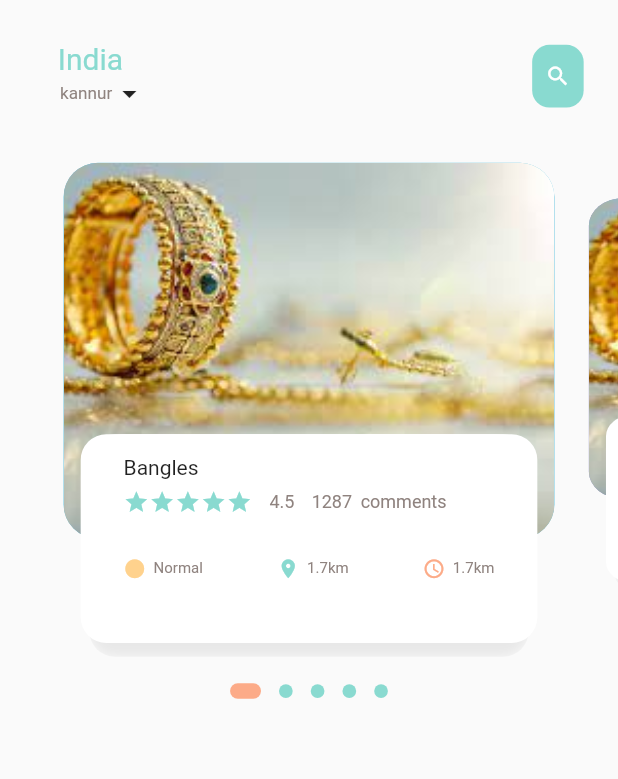
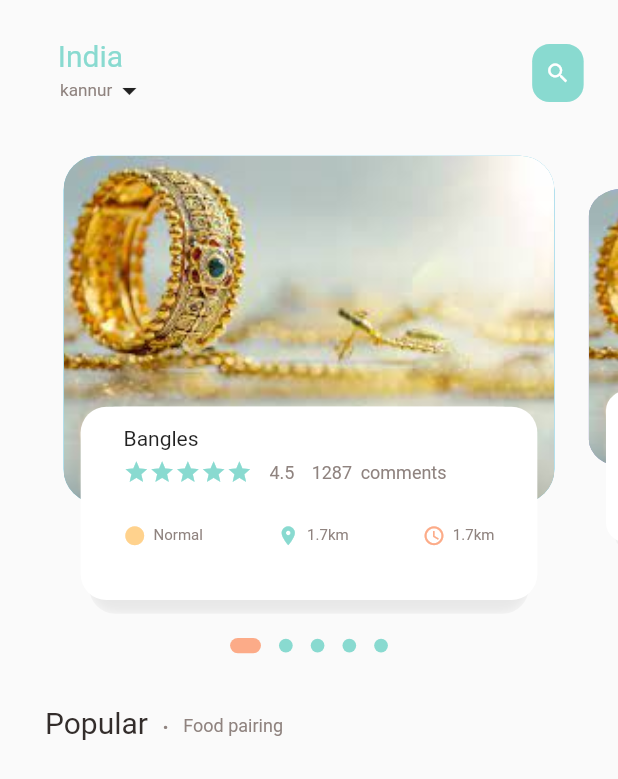
Before and after one commit to shisaj/ecommerce-new, a Flutter app: the screen it shows after launch, on a phone screen of 412 x 824 dp. Shown: the top 779 px of the screen. Run offline on Flutter 3.47's test engine with Material 2 defaults, Android fonts, the light colour scheme and no system bars; drawn by our look-alikes of dots_indicator; our stand-ins replace flutter_screenutil.

Commit message:
poplar added

```diff
--- a/ecommerce_full/lib/food_page_body.dart
+++ b/ecommerce_full/lib/food_page_body.dart
@@ -1,5 +1,6 @@
 import 'package:dots_indicator/dots_indicator.dart';
 import 'package:ecommerce_full/app_fonts.dart';
+import 'package:ecommerce_full/bigtext.dart';
 import 'package:ecommerce_full/icon_text_widget.dart';
 import 'package:ecommerce_full/smallText.dart';
 import 'package:flutter/material.dart';
@@ -60,9 +61,40 @@ class _FoodPageBodyState extends State<FoodPageBody> {
                 borderRadius: BorderRadius.circular(5.0.r)),
           ),
         ),
+        SizedBox(
+          height: 20.h,
+        ),
+        Container(
+          margin: const EdgeInsets.only(left: 30),
+          child: Row(
+            crossAxisAlignment: CrossAxisAlignment.end,
+            children: [
+              const BigText(text: 'Popular'),
+              SizedBox(
+                width: 8.w,
+              ),
+              Container(
+                margin: EdgeInsets.only(bottom: 3),
+                child: BigText(
+                  text: '.',
+                  color: Appcolors.paraColor,
+                ),
+              ),
+              SizedBox(
+                width: 8.w,
+              ),
+              Container(
+                margin: EdgeInsets.only(bottom: 2),
+                child: SmallText(text: 'Food pairing'),
+              ),
+            ],
+          ),
+        ),
       ],
     );
   }
+
+  // page builder function
 
   Widget buildPageItem(int index) {
     Matrix4 matrix = Matrix4.identity();
--- a/ecommerce_full/lib/main.dart
+++ b/ecommerce_full/lib/main.dart
@@ -21,7 +21,7 @@ class MyApp extends StatelessWidget {
         ),
         home: const MyHomePage(),
       ),
-      designSize: const Size(360, 592),
+      designSize: const Size(360, 640),
     );
   }
 }
```
